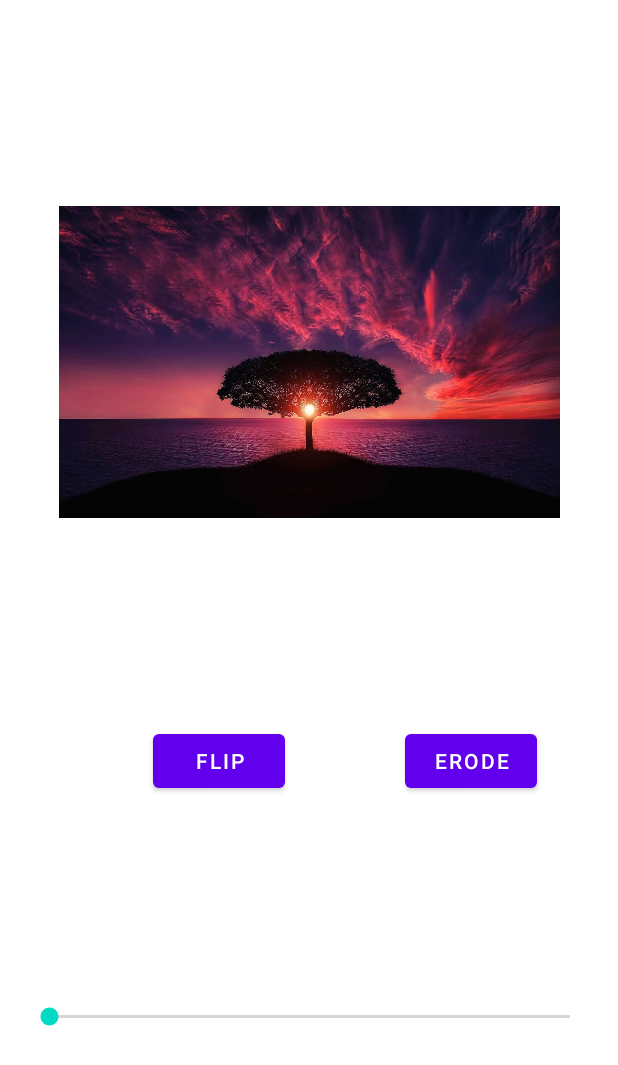
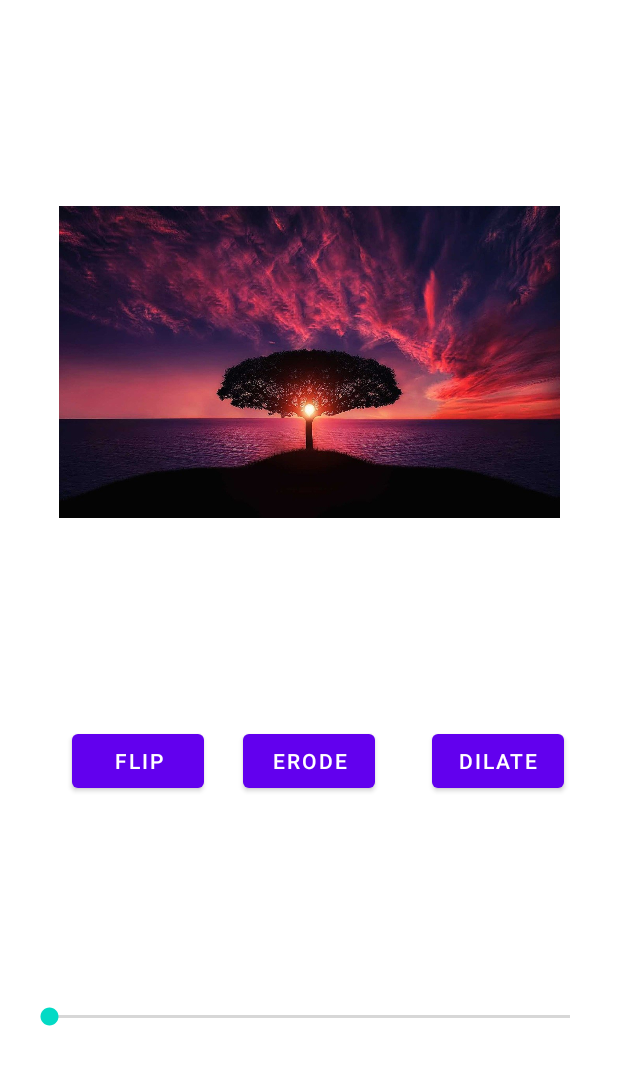
Before and after one commit to MichaelJahns/Android-OpenCV, an Android app: the layout activity_main.xml on its own in the app's theme, with its tools: preview values and no code run, on a phone screen of 412 x 824 dp. Shown: the top 1065 px of the screen. Run offline under Robolectric (Android 15) with nearby library versions, the phone set to English and light mode, and no system bars.

Commit message:
Finishes stabbing dilate

```diff
--- a/app/src/main/res/layout/activity_main.xml
+++ b/app/src/main/res/layout/activity_main.xml
@@ -21,14 +21,13 @@
         app:layout_constraintTop_toBottomOf="@+id/mutableImage" />
 
     <Button
-        android:visibility="gone"
-        android:id="@+id/btnAutumn"
+        android:id="@+id/btnDilate"
         android:layout_width="wrap_content"
         android:layout_height="wrap_content"
         android:layout_marginStart="38dp"
         android:layout_marginEnd="36dp"
-        android:onClick="btnAutumn"
-        android:text="@string/autumn"
+        android:onClick="btnDilate"
+        android:text="@string/dilate"
         app:layout_constraintBottom_toTopOf="@+id/sldSigma"
         app:layout_constraintEnd_toEndOf="parent"
         app:layout_constraintHorizontal_bias="0.5"
@@ -40,10 +39,10 @@
         android:id="@+id/btnGrayscale"
         android:layout_width="wrap_content"
         android:layout_height="wrap_content"
-        android:onClick="btnGrayscale"
+        android:onClick="btnErode"
         android:text="@string/erode"
         app:layout_constraintBottom_toTopOf="@+id/sldSigma"
-        app:layout_constraintEnd_toStartOf="@+id/btnAutumn"
+        app:layout_constraintEnd_toStartOf="@+id/btnDilate"
         app:layout_constraintHorizontal_bias="0.5"
         app:layout_constraintStart_toEndOf="@+id/btnFlipHorizontal"
         app:layout_constraintTop_toBottomOf="@+id/mutableImage" />
--- a/app/src/main/res/values/strings.xml
+++ b/app/src/main/res/values/strings.xml
@@ -3,6 +3,7 @@
     <string name="title_activity_camera">Camera</string>
     <string name="flip"> FLIP </string>
     <string name="erode"> ERODE </string>
+    <string name="dilate"> DILATE </string>
     <string name="grayscale"> GRAYSCALE </string>
     <string name="autumn"> AUTUMN </string>
     <string name="deconstruct"> DECONSTRUCT </string>
```
Also changed, not shown: app/src/main/java/com/leyline/opencv/MainActivity.kt (+4 -5 lines), 3 other files.
